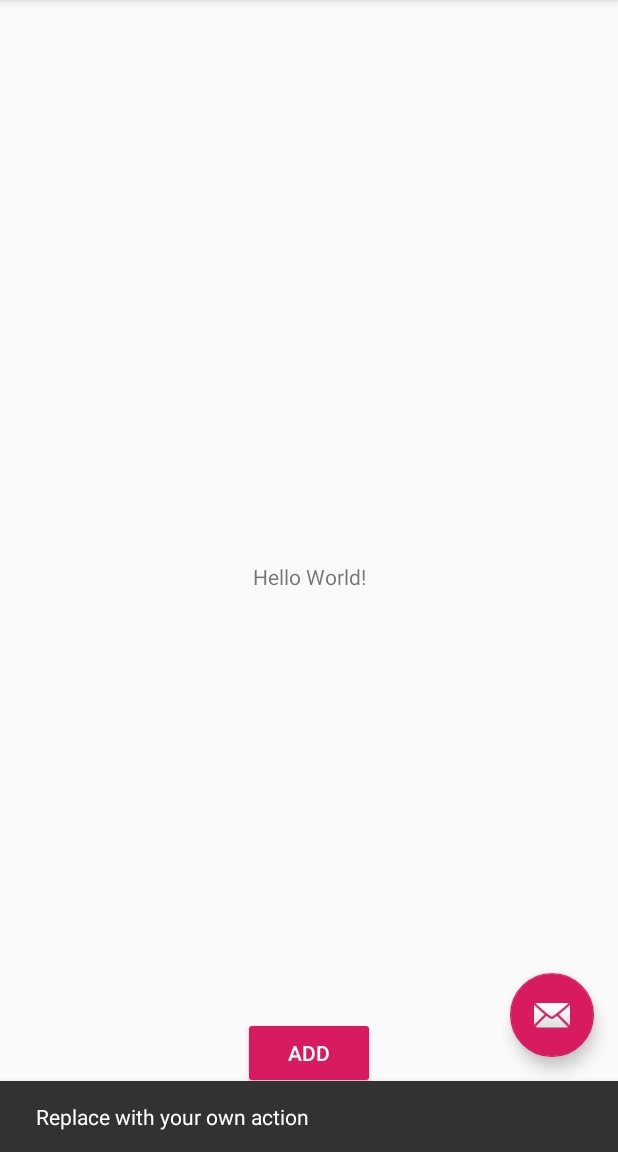
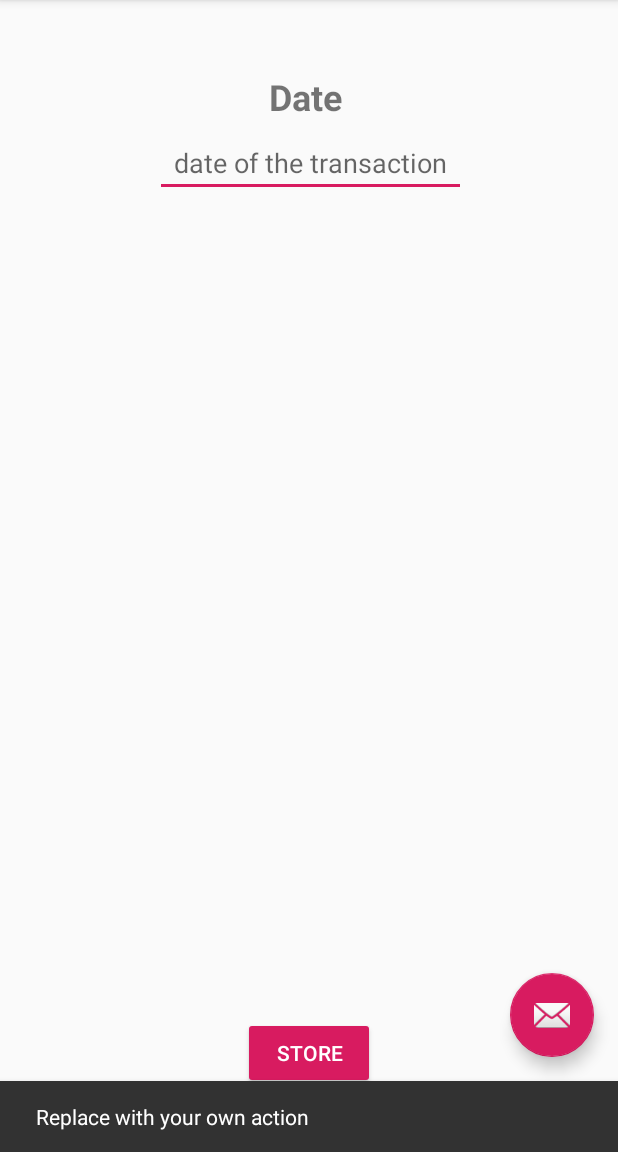
Before and after one commit to mohsenmsn/cs2001-2017-18-reassessment-mohsenmsn, an Android app: the screen it shows after launch (MainActivity), after a tap on an icon or button, on a phone screen of 412 x 824 dp, the part 84-1236 px from its top. Run offline under Robolectric (Android 15) with nearby library versions, the phone set to English and light mode, and no system bars.

Commit message:
new changess

```diff
--- a/app/src/main/res/layout/content_main.xml
+++ b/app/src/main/res/layout/content_main.xml
@@ -9,13 +9,39 @@
     tools:showIn="@layout/activity_main">
 
     <TextView
-        android:layout_width="wrap_content"
-        android:layout_height="wrap_content"
-        android:text="Hello World!"
-        app:layout_constraintBottom_toBottomOf="parent"
-        app:layout_constraintLeft_toLeftOf="parent"
-        app:layout_constraintRight_toRightOf="parent"
-        app:layout_constraintTop_toTopOf="parent" />
+        android:id="@+id/dateTextView"
+        android:layout_width="160dp"
+        android:layout_height="32dp"
+        android:layout_marginStart="109dp"
+        android:layout_marginTop="48dp"
+        android:layout_marginEnd="115dp"
+        android:layout_marginBottom="8dp"
+        android:text="Date"
+        android:textAlignment="center"
+        android:textSize="24sp"
+        android:textStyle="bold"
+        app:layout_constraintBottom_toTopOf="@+id/TextEdit1"
+        app:layout_constraintEnd_toEndOf="parent"
+        app:layout_constraintStart_toStartOf="parent"
+        app:layout_constraintTop_toTopOf="parent"
+        app:layout_constraintVertical_chainStyle="spread_inside" />
+
+    <EditText
+        android:id="@+id/TextEdit1"
+        style="@style/Widget.AppCompat.Light.AutoCompleteTextView"
+        android:layout_width="207dp"
+        android:layout_height="43dp"
+        android:layout_marginStart="89dp"
+        android:layout_marginTop="8dp"
+        android:layout_marginEnd="88dp"
+        android:ems="10"
+        android:hint="date of the transaction"
+        android:inputType="text|textFilter"
+        android:textAlignment="center"
+        app:layout_constraintEnd_toEndOf="parent"
+        app:layout_constraintStart_toStartOf="parent"
+        app:layout_constraintTop_toBottomOf="@+id/dateTextView" />
+
 
     <Button
         android:id="@+id/StoreBtn"
@@ -26,7 +52,7 @@
         android:layout_marginTop="8dp"
         android:layout_marginEnd="148dp"
         android:layout_marginBottom="42dp"
-        android:text="Add"
+        android:text="Store"
         app:layout_constraintBottom_toBottomOf="parent"
         app:layout_constraintEnd_toEndOf="parent"
         app:layout_constraintStart_toStartOf="parent"
```
Also changed, not shown: 1 other file.
